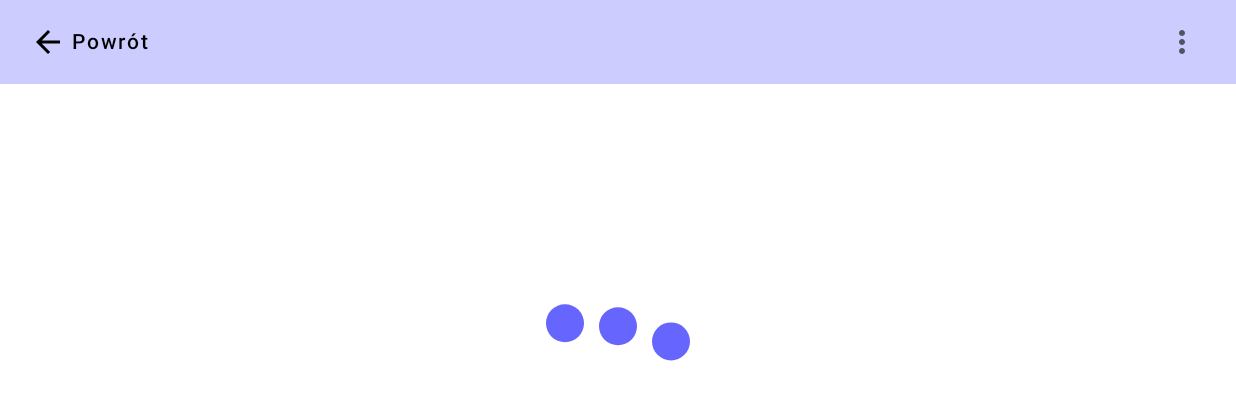
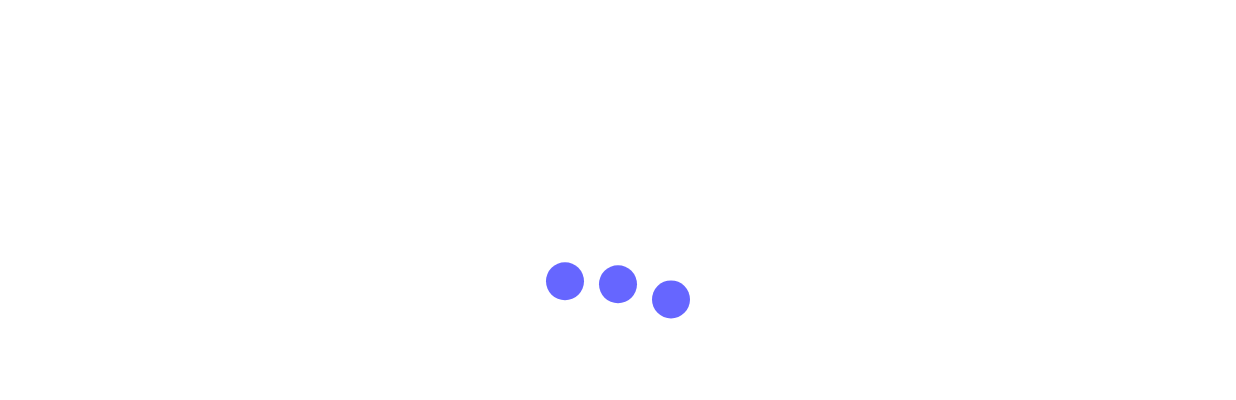
Before and after one commit to agataszary/VSDapp, an Android app built with Jetpack Compose: the ReadModeActivity screen opened directly, with no data from a screen before it, on a phone screen of 824 x 412 dp (held sideways). Shown: the top 400 px of the screen. Run offline under Robolectric (Android 15) with nearby library versions, the phone set to English and light mode, and no system bars; our stand-ins replace Picasso, Room's generated code, constraintlayout-compose, data binding; pictures from the network do not load; 10 statements that could not run were skipped.

```diff
--- a/app/src/main/java/com/example/vsdapp/core/DataBindingViewModel.kt
+++ b/app/src/main/java/com/example/vsdapp/core/DataBindingViewModel.kt
@@ -14,12 +14,12 @@ abstract class DataBindingViewModel: BaseViewModel() {
     open fun showProgress() {
         println("Show progress")
         progressVisibilityMutableData.value = View.VISIBLE
-        contentVisibilityMutableData.value = View.GONE
+        contentVisibilityMutableData.value = View.INVISIBLE
     }
 
     open fun showContent() {
         println("Show content")
-        progressVisibilityMutableData.value = View.GONE
+        progressVisibilityMutableData.value = View.INVISIBLE
         contentVisibilityMutableData.value = View.VISIBLE
     }
 }
--- a/app/src/main/java/com/example/vsdapp/gallery/GalleryActivity.kt
+++ b/app/src/main/java/com/example/vsdapp/gallery/GalleryActivity.kt
@@ -265,8 +265,8 @@ fun GalleryContentPreview() {
         onSearchStringChanged = { },
         onSearchButtonClicked = {  },
         scenesList = listOf(
-            Scene(id = 1, imageName = "obraz1", imageLocation = "url", pictograms = listOf(PictogramDetails(imageUrl = "url", x = 1, y = 1, label = "label"))),
-            Scene(id = 2, imageName = "obraz2", imageLocation = "url2", pictograms = listOf(PictogramDetails(imageUrl = "url", x = 1, y = 1, label = "label")))
+            Scene(id = 1, imageName = "obraz1", imageLocation = "url", pictograms = listOf(PictogramDetails(imageUrl = "url", x = 1, y = 1, label = "label", imageSize = 200, viewWidth = 216, viewHeight = 300))),
+            Scene(id = 2, imageName = "obraz2", imageLocation = "url2", pictograms = listOf(PictogramDetails(imageUrl = "url", x = 1, y = 1, label = "label", imageSize = 200, viewWidth = 216, viewHeight = 300)))
         ),
         onSceneClicked = {},
         onDeleteSceneClicked = {}
--- a/app/src/main/java/com/example/vsdapp/readMode/ReadModeViewModel.kt
+++ b/app/src/main/java/com/example/vsdapp/readMode/ReadModeViewModel.kt
@@ -68,9 +68,9 @@ class ReadModeViewModel: DataBindingViewModel() {
     private fun showPictograms(view: View, context: Context) {
         for (pictogram in scene.pictograms) {
             val image = ReadPictogramView(context)
-            Picasso.get().load(pictogram.imageUrl).resize(Constants.IMAGE_SIZE, Constants.IMAGE_SIZE).into(image.binding.imageAtReadPictogramView)
+            Picasso.get().load(pictogram.imageUrl).resize(pictogram.imageSize, pictogram.imageSize).into(image.binding.imageAtReadPictogramView)
 
-            val params = RelativeLayout.LayoutParams(RelativeLayout.LayoutParams.WRAP_CONTENT, RelativeLayout.LayoutParams.WRAP_CONTENT)
+            val params = RelativeLayout.LayoutParams(pictogram.viewWidth, pictogram.viewHeight)
             params.setMargins(pictogram.xRead ?: pictogram.x, pictogram.yRead ?: pictogram.y, 0, 0)
             image.layoutParams = params
 
--- a/app/src/main/java/com/example/vsdapp/views/PictogramDetails.kt
+++ b/app/src/main/java/com/example/vsdapp/views/PictogramDetails.kt
@@ -10,5 +10,8 @@ data class PictogramDetails(
     var y: Int,
     var label: String,
     var xRead: Int? = null,
-    var yRead: Int? = null
+    var yRead: Int? = null,
+    var imageSize: Int,
+    var viewWidth: Int ,
+    var viewHeight: Int
 ): Parcelable
--- a/app/src/main/res/layout/activity_read_mode.xml
+++ b/app/src/main/res/layout/activity_read_mode.xml
@@ -9,13 +9,20 @@
             />
     </data>
 
-<!--    <androidx.appcompat.widget.LinearLayoutCompat-->
-<!--        android:layout_width="match_parent"-->
-<!--        android:layout_height="match_parent"-->
-<!--        android:orientation="vertical">-->
+    <androidx.constraintlayout.widget.ConstraintLayout
+        android:layout_width="match_parent"
+        android:layout_height="match_parent">
+
+        <com.example.vsdapp.compose.LoadingScreenView
+            android:layout_width="match_parent"
+            android:layout_height="match_parent"
+            android:visibility="@{viewModel.progressVisibilityData}"
+            />
+
         <LinearLayout
             android:layout_width="match_parent"
             android:layout_height="match_parent"
+            android:visibility="@{viewModel.contentVisibilityData}"
             android:orientation="vertical">
 
             <androidx.compose.ui.platform.ComposeView
@@ -23,17 +30,10 @@
                 android:layout_height="wrap_content"
                 android:id="@+id/readModeTopNavBar" />
 
-            <com.example.vsdapp.compose.LoadingScreenView
-                android:layout_width="match_parent"
-                android:layout_height="match_parent"
-                android:visibility="@{viewModel.progressVisibilityData}"
-                />
-
             <RelativeLayout
                 android:layout_width="match_parent"
                 android:layout_height="0dp"
                 android:id="@+id/relativeLayoutAtReadMode"
-            android:visibility="@{viewModel.contentVisibilityData}"
                 android:background="@color/light_gray"
                 android:layout_weight="1" >
 
@@ -48,6 +48,6 @@
             </RelativeLayout>
         </LinearLayout>
 
-<!--    </androidx.appcompat.widget.LinearLayoutCompat>-->
+    </androidx.constraintlayout.widget.ConstraintLayout>
 
 </layout>
```
Also changed, not shown: app/src/main/java/com/example/vsdapp/editMode/EditModeViewModel.kt (+23 -7 lines), app/src/main/java/com/example/vsdapp/views/PictogramView.kt (+7 -28 lines), app/src/main/res/layout/activity_edit_mode.xml (+16 -10 lines), app/src/main/res/layout/pictogram_view.xml (+12 -3 lines). Lines whose indentation alone changed are shown as unchanged.
